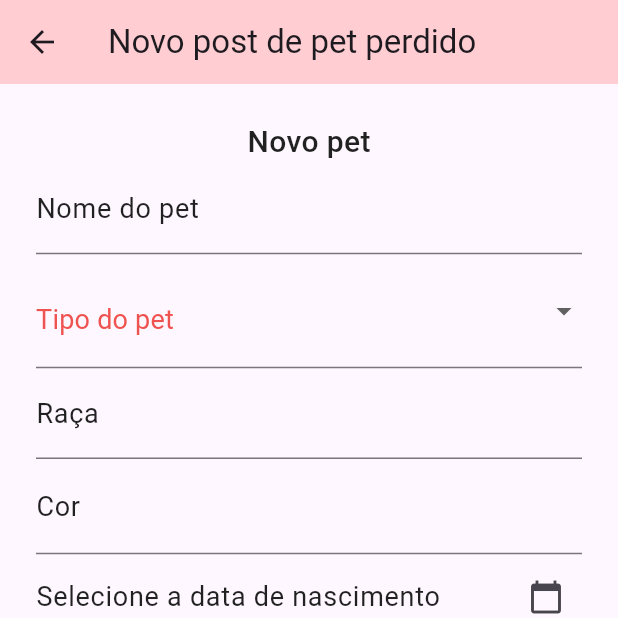
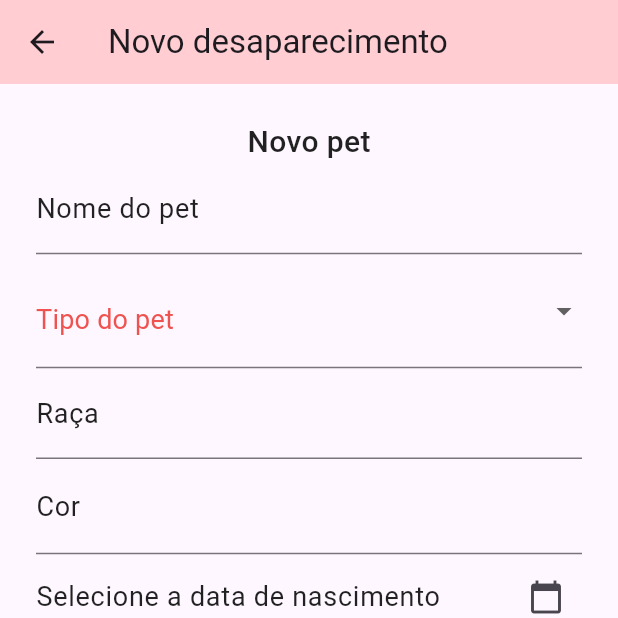
Before and after one commit to Gus-Vilela/mel-pets-flutter, a Flutter app: the MultiStepForm screen opened directly, on a phone screen of 412 x 824 dp, the top half of it. Run offline on Flutter 3.47's test engine with Material 3 defaults, Android fonts, the phone set to English and light mode, and no system bars; our stand-ins replace cloud_firestore, firebase_auth, firebase_core; accounts and stored records are empty.

Commit message:
feat: Update app title based on initial data presence

```diff
--- a/lib/pages/add_missing_post_multi_page.dart
+++ b/lib/pages/add_missing_post_multi_page.dart
@@ -78,7 +78,9 @@ class _MultiStepFormState extends State<MultiStepForm> {
     return Scaffold(
       appBar: AppBar(
         backgroundColor: Colors.red[100],
-        title: const Text('Novo post de pet perdido'),
+        title: widget.initialData == null
+            ? const Text('Novo desaparecimento')
+            : const Text('Editar desaparecimento'),
       ),
       body: PageView(
         controller: _controller,
```
